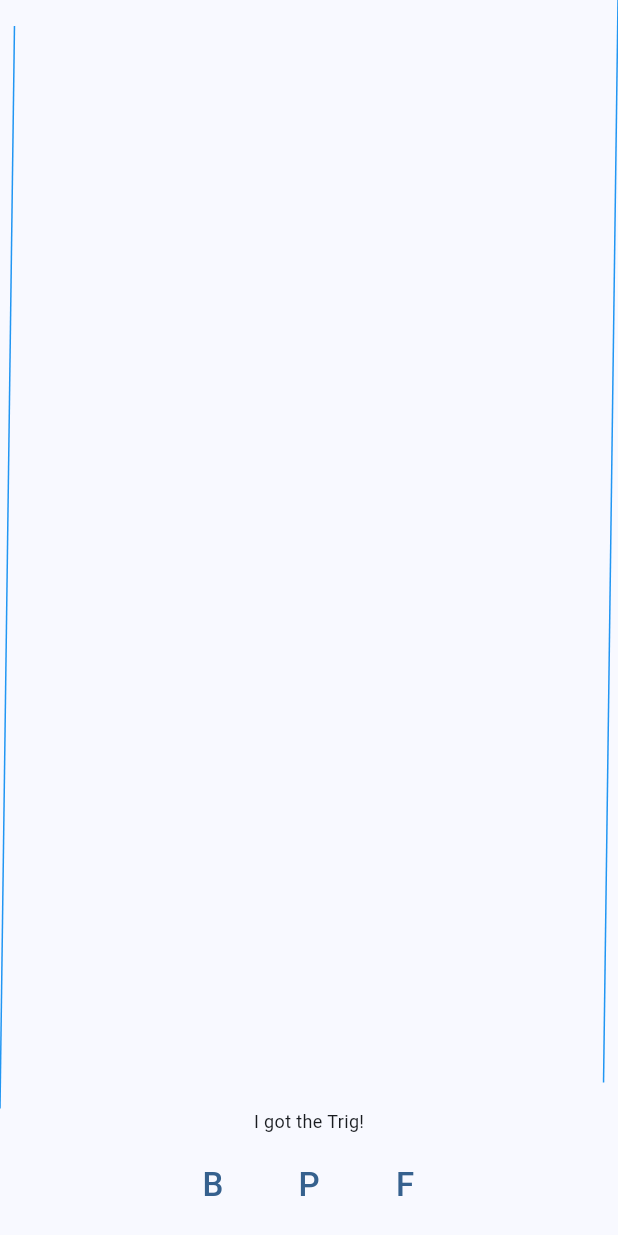
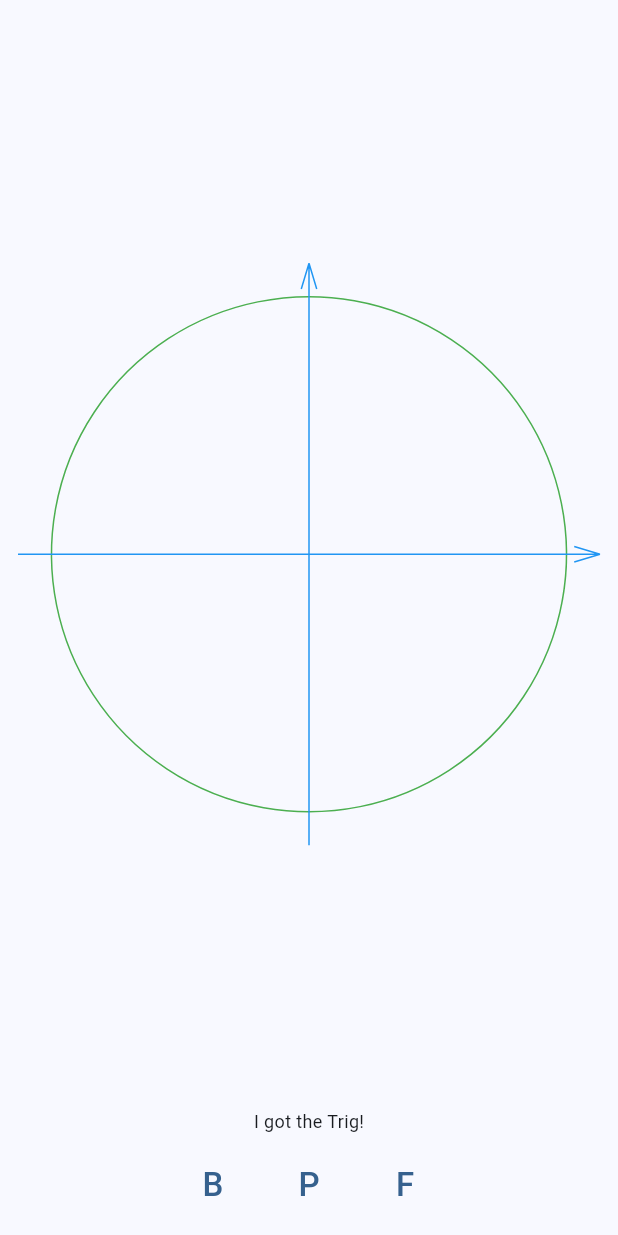
Before and after one commit to not-learning/flapp, a Flutter app: the screen it shows after launch, on a phone screen of 412 x 824 dp. Run offline on Flutter 3.47's test engine with Material 3 defaults, Android fonts, the phone set to English and light mode, and no system bars.

Commit message:
Some shapes; separated the code to different files.

```diff
--- a/lib/main.dart
+++ b/lib/main.dart
@@ -1,5 +1,8 @@
 import 'package:flutter/material.dart';
 import 'utils.dart';
+import 'algebra.dart';
+import 'power.dart';
+import 'trig.dart';
 
 void main() => runApp(const MainApp());
 
@@ -70,191 +73,3 @@ class MathsPage extends StatelessWidget {
     );
   }
 }
-
-class AlgebraPage extends StatelessWidget {
-  const AlgebraPage({super.key});
-
-  @override
-  Widget build(BuildContext context) {
-    return Scaffold(
-      body: Center(
-        child: Column(
-          children: [
-            Expanded(child:
-              Padding(
-                padding: const EdgeInsets.all(10.0),
-                child: Center(child:
-                  TextL(str: 'y = ax + b'),
-                ),
-              ),
-            ),
-
-            TextS(str: 'I got Algebra!'),
-            SizedBox(height: 10),
-
-            Row(
-              mainAxisAlignment: MainAxisAlignment.center,
-              children: [
-                TextButton(
-                  onPressed: () => Navigator.pushNamed(context, 'maths'),
-                  child: TextL(str: 'B'),
-                ),
-                TextButton(onPressed: (){}, child: TextL(str: 'P')),
-                TextButton(onPressed: (){}, child: TextL(str: 'F')),
-              ],
-            ),
-            SizedBox(height: 10),
-          ],
-        ),
-      ),
-    );
-  }
-}
-
-class PowerPage extends StatelessWidget {
-  const PowerPage({super.key});
-
-  @override
-  Widget build(BuildContext context) {
-    return Scaffold(
-      body: Center(
-        child: Column(
-          children: [
-            Expanded(child:
-              Padding(
-                padding: const EdgeInsets.all(10.0),
-                child: Center(child:
-                  TextL(str: 'aaa'),
-                ),
-              ),
-            ),
-
-            TextS(str: 'I got the Power!'),
-            SizedBox(height: 10),
-
-            Row(
-              mainAxisAlignment: MainAxisAlignment.center,
-              children: [
-                TextButton(
-                  onPressed: () => Navigator.pushNamed(context, 'maths'),
-                  child: TextL(str: 'B'),
-                ),
-                TextButton(onPressed: (){}, child: TextL(str: 'P')),
-                TextButton(onPressed: (){}, child: TextL(str: 'F')),
-              ],
-            ),
-            SizedBox(height: 10),
-          ],
-        ),
-      ),
-    );
-  }
-}
-
-class TrigPage extends StatelessWidget {
-  const TrigPage({super.key});
-
-  @override
-  Widget build(BuildContext context) {
-    return Scaffold(
-      body: Center(
-        child: Column(
-          children: [
-
-            Expanded(
-              child: Line(),
-            ),
-
-            TextS(str: 'I got the Trig!'),
-            SizedBox(height: 10),
-
-            Row(
-              mainAxisAlignment: MainAxisAlignment.center,
-              children: [
-                TextButton(
-                  onPressed: () => Navigator.pushNamed(context, 'maths'),
-                  child: TextL(str: 'B'),
-                ),
-                TextButton(onPressed: (){}, child: TextL(str: 'P')),
-                TextButton(onPressed: (){}, child: TextL(str: 'F')),
-              ],
-            ),
-            SizedBox(height: 10),
-          ],
-        ),
-      ),
-    );
-  }
-}
-
-class Line extends StatefulWidget {
-  const Line({super.key});
-
-  @override
-  State<Line> createState() => _LineState();
-}
-
-class _LineState extends State<Line> with SingleTickerProviderStateMixin {
-  late AnimationController _controller;
-
-  @override
-  void initState() {
-    _controller = AnimationController(
-      vsync: this,
-      duration: Duration(seconds: 333),
-    )..repeat(reverse: true);
-    super.initState();
-  }
-
-  @override
-  Widget build(BuildContext context) {
-    return AnimatedBuilder(
-      animation: _controller,
-      builder: (context, child) {
-        return CustomPaint(
-          size: Size(
-            MediaQuery.of(context).size.width,
-            MediaQuery.of(context).size.height,
-          ),
-          painter: LinePainter(_controller.value),
-        );
-      },
-    );
-  }
-  @override
-  void dispose() {
-    _controller.dispose();
-    super.dispose();
-  }
-}
-
-class LinePainter extends CustomPainter {
-  final double anim;
-
-  LinePainter(this.anim);
-
-  @override
-  void paint(Canvas canvas, Size size) {
-    final paint = Paint()
-    ..color = Colors.blue
-    ..style = PaintingStyle.stroke
-    ..strokeWidth = 1.0;
-
-    final double x1 = 0;
-    final double y1 = 0;
-    final double x2 = size.width;
-    final double y2 = size.height;
-    final double x = x1 + (x2-x1)*anim;
-    final double y = y1 + (y2-y1)*anim;
-    final double a = x2 - (x2-x1)*anim;
-    final double b = y2 - (y2-y1)*anim;
-
-    canvas.drawLine(Offset(x1, y2), Offset(x, y), paint);
-    canvas.drawLine(Offset(x2, y1), Offset(a, b), paint);
-  }
-
-  @override
-  bool shouldRepaint(covariant CustomPainter oldDelegate) {
-    return true;
-  }
-}
--- /dev/null
+++ b/lib/shapes.dart
@@ -0,0 +1,283 @@
+import "dart:math";
+import 'package:flutter/foundation.dart';
+import 'package:flutter/material.dart';
+
+Path coords(double w, double h, Path points) {
+  final n = min(w, h) / 240;
+  return points.transform(Float64List.fromList([
+      n, 0, 0, 0,
+      0, -n, 0, 0,
+      0, 0, 1, 0,
+      w/2, h/2, 0, 1,
+    ]));
+}
+
+// ############
+// ### Poly ###
+// ############
+class Poly extends StatefulWidget {
+  final List<Offset> points;
+  final Color clr;
+  const Poly({super.key, required this.points, required this.clr});
+
+  @override
+  State<Poly> createState() => _PolyState();
+}
+
+class _PolyState extends State<Poly> with SingleTickerProviderStateMixin {
+  late AnimationController _controller;
+
+  @override
+  void initState() {
+    _controller = AnimationController(
+      vsync: this,
+      duration: Duration(seconds: 1),
+    )..repeat(reverse: true);
+    super.initState();
+  }
+
+  @override
+  Widget build(BuildContext context) {
+    return AnimatedBuilder(
+      animation: _controller,
+      builder: (context, child) {
+        return CustomPaint(
+          size: Size(
+            MediaQuery.of(context).size.width,
+            MediaQuery.of(context).size.height,
+          ),
+          painter: PolyPainter(_controller.value, widget.points, widget.clr),
+        );
+      },
+    );
+  }
+  @override
+  void dispose() {
+    _controller.dispose();
+    super.dispose();
+  }
+}
+
+class PolyPainter extends CustomPainter {
+  final double anim;
+  final List<Offset> points;
+  final Color clr;
+
+  PolyPainter(this.anim, this.points, this.clr);
+
+  @override
+  void paint(Canvas canvas, Size size) {
+    canvas.clipRect(Rect.fromLTWH(0, 0, size.width, size.height));
+    final paint = Paint()
+    ..color = clr
+    ..style = PaintingStyle.stroke
+    ..strokeWidth = 1.0;
+
+    final path = Path();
+    path.addPolygon(points, false);
+    canvas.drawPath(coords(size.width, size.height, path), paint);
+  }
+
+  @override
+  bool shouldRepaint(covariant CustomPainter oldDelegate) {
+    return true;
+  }
+}
+
+// #############
+// ### Arrow ###
+// #############
+class Arrow extends StatefulWidget {
+  final Offset p1;
+  final Offset p2;
+  final Color clr;
+  const Arrow({super.key, required this.p1, required this.p2, required this.clr});
+
+  @override
+  State<Arrow> createState() => _ArrowState();
+}
+
+class _ArrowState extends State<Arrow> with SingleTickerProviderStateMixin {
+  late AnimationController _controller;
+
+  @override
+  void initState() {
+    _controller = AnimationController(
+      vsync: this,
+      duration: Duration(seconds: 1),
+    )..repeat(reverse: true);
+    super.initState();
+  }
+
+  @override
+  Widget build(BuildContext context) {
+    return AnimatedBuilder(
+      animation: _controller,
+      builder: (context, child) {
+        return CustomPaint(
+          size: Size(
+            MediaQuery.of(context).size.width,
+            MediaQuery.of(context).size.height,
+          ),
+          painter: ArrowPainter(_controller.value, widget.p1, widget.p2, widget.clr),
+        );
+      },
+    );
+  }
+  @override
+  void dispose() {
+    _controller.dispose();
+    super.dispose();
+  }
+}
+
+class ArrowPainter extends CustomPainter {
+  final double anim;
+  final Offset p1;
+  final Offset p2;
+  final Color clr;
+
+  ArrowPainter(this.anim, this.p1, this.p2, this.clr);
+
+  @override
+  void paint(Canvas canvas, Size size) {
+    canvas.clipRect(Rect.fromLTWH(0, 0, size.width, size.height));
+    final paint = Paint()
+    ..color = clr
+    ..style = PaintingStyle.stroke
+    ..strokeWidth = 1.0;
+
+    final tx = 10.0;
+    final ty = 3.0;
+    final d = p2-p1;
+    final l = d.distance;
+    final c = d.dx/l;
+    final s = d.dy/l;
+
+    final ar = Path();
+    ar
+     ..lineTo(l, 0)
+     ..relativeLineTo(-tx, -ty)
+     ..moveTo(l, 0)
+     ..relativeLineTo(-tx, ty);
+
+    final arr = ar.transform(Float64List.fromList([
+      c, s, 0, 0,
+      -s, c, 0, 0,
+      0, 0, 1, 0,
+      //0, 0, 0, 1,
+      p1.dx, p1.dy, 0, 1,
+    ]));
+
+    final arrow = coords(size.width, size.height, arr);
+    canvas.drawPath(arrow, paint);
+  }
+
+  @override
+  bool shouldRepaint(covariant CustomPainter oldDelegate) {
+    return true;
+  }
+}
+
+// ###########
+// ### Arc ###
+// ###########
+class Arc extends StatefulWidget {
+  final Offset c;
+  final double r;
+  final double a1;
+  final double a2;
+  final Color clr;
+
+  const Arc({
+    super.key,
+    required this.c,
+    required this.r,
+    required this.a1,
+    required this.a2,
+    required this.clr
+  });
+
+  @override
+  State<Arc> createState() => _ArcState();
+}
+
+class _ArcState extends State<Arc> with SingleTickerProviderStateMixin {
+  late AnimationController _controller;
+
+  @override
+  void initState() {
+    _controller = AnimationController(
+      vsync: this,
+      duration: Duration(seconds: 1),
+    )..forward();
+    //repeat(reverse: true);
+    super.initState();
+  }
+
+  @override
+  Widget build(BuildContext context) {
+    return AnimatedBuilder(
+      animation: _controller,
+      builder: (context, child) {
+        return CustomPaint(
+          size: Size(
+            MediaQuery.of(context).size.width,
+            MediaQuery.of(context).size.height,
+          ),
+          painter: ArcPainter(
+            _controller.value,
+            widget.c,
+            widget.r,
+            widget.a1,
+            widget.a2,
+            widget.clr
+          ),
+        );
+      },
+    );
+  }
+  @override
+  void dispose() {
+    _controller.dispose();
+    super.dispose();
+  }
+}
+
+class ArcPainter extends CustomPainter {
+  final double anim;
+  final Offset c;
+  final double r;
+  final double a1;
+  final double a2;
+  final Color clr;
+
+  ArcPainter(
+    this.anim,
+    this.c,
+    this.r,
+    this.a1,
+    this.a2,
+    this.clr
+  );
+
+  @override
+  void paint(Canvas canvas, Size size) {
+    canvas.clipRect(Rect.fromLTWH(0, 0, size.width, size.height));
+    final paint = Paint()
+    ..color = clr
+    ..style = PaintingStyle.stroke
+    ..strokeWidth = 1.0;
+
+    final d = r * min(size.width, size.height) / 120;
+    final arcRect = Rect.fromCenter(center: Offset(size.width/2, size.height/2), width: d, height: d);
+    final s = -a1*anim;
+    final f = -(a2-a1)*anim;
+    canvas.drawArc(arcRect, s, f, false, paint);
+  }
+
+  @override
+  bool shouldRepaint(covariant CustomPainter oldDelegate) {
+    return false;
+  }
+}
--- /dev/null
+++ b/lib/trig.dart
@@ -0,0 +1,64 @@
+import 'package:flutter/material.dart';
+import 'utils.dart';
+import 'shapes.dart';
+
+class TrigPage extends StatelessWidget {
+  const TrigPage({super.key});
+  final cl = 113.0;
+
+  @override
+  Widget build(BuildContext context) {
+    return Scaffold(
+      body: Center(
+        child: Column(
+          children: [
+
+            Expanded(
+              child: Stack(
+                children: [
+                  /*Poly(points: [
+                  Offset(-10, 0),
+                  Offset(10, 0),
+                ],
+                clr: Colors.blue,
+                ),
+                  Poly(points: [
+                  Offset(0, -10),
+                  Offset(0, 10),
+                ],
+                clr: Colors.blue,
+                ),*/
+                Arc(
+                  c: Offset(0, 0),
+                  r: 100,
+                  a1: 0.2,
+                  a2: -6.48,
+                  clr: Colors.green,
+                ),
+                Arrow(p1: Offset(0, -cl), p2: Offset(0, cl), clr: Colors.blue),
+                Arrow(p1: Offset(-cl, 0), p2: Offset(cl, 0), clr: Colors.blue),
+                ]
+              ),
+            ),
+
+            TextS(str: 'I got the Trig!'),
+            SizedBox(height: 10),
+
+            Row(
+              mainAxisAlignment: MainAxisAlignment.center,
+              children: [
+                TextButton(
+                  onPressed: () => Navigator.pushNamed(context, 'maths'),
+                  child: TextL(str: 'B'),
+                ),
+                TextButton(onPressed: (){}, child: TextL(str: 'P')),
+                TextButton(onPressed: (){}, child: TextL(str: 'F')),
+              ],
+            ),
+            SizedBox(height: 10),
+          ],
+        ),
+      ),
+    );
+  }
+}
```
Also changed, not shown: lib/algebra.dart (added, +42 -0 lines), lib/power.dart (added, +42 -0 lines), 47 other files.
